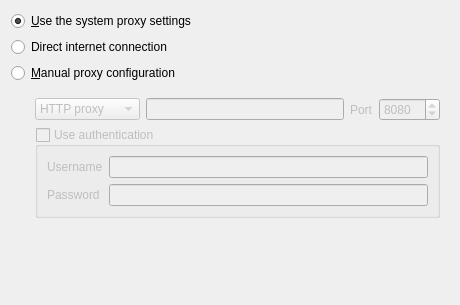
Before: the Qt Designer form src/settings/networkproxysettingspage.ui in strawberrymusicplayer/strawberry, drawn with Qt 5.
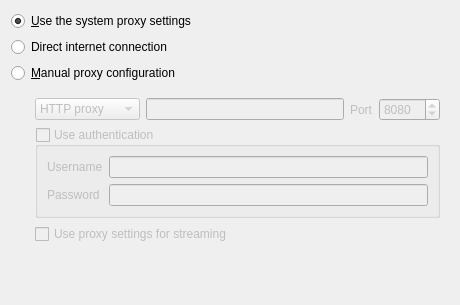
After: the same form once the commit is applied.

Commit message:
Pass network proxy settings to gstreamer
Fixes #558

```diff
--- a/src/settings/networkproxysettingspage.ui
+++ b/src/settings/networkproxysettingspage.ui
@@ -127,6 +127,13 @@
         </layout>
        </widget>
       </item>
+      <item>
+       <widget class="QCheckBox" name="proxy_engine">
+        <property name="text">
+         <string>Use proxy settings for streaming</string>
+        </property>
+       </widget>
+      </item>
      </layout>
     </widget>
    </item>
```
The commit also changes 6 other files.
